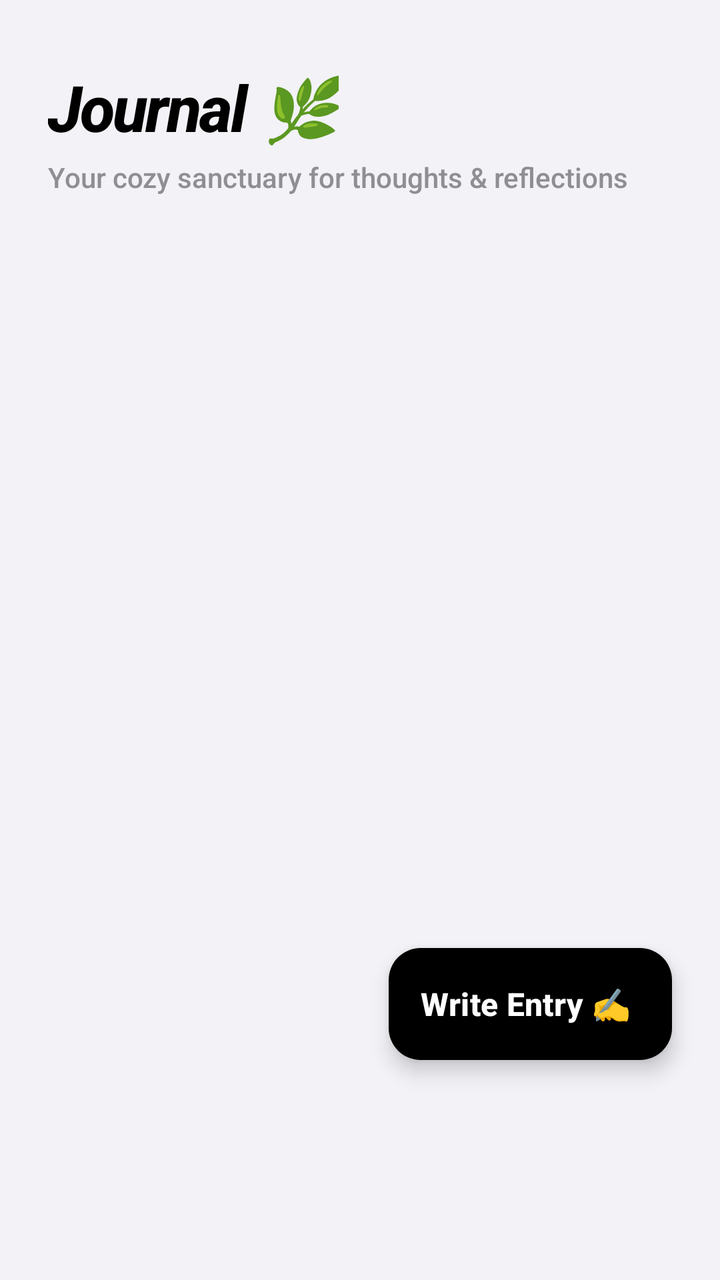
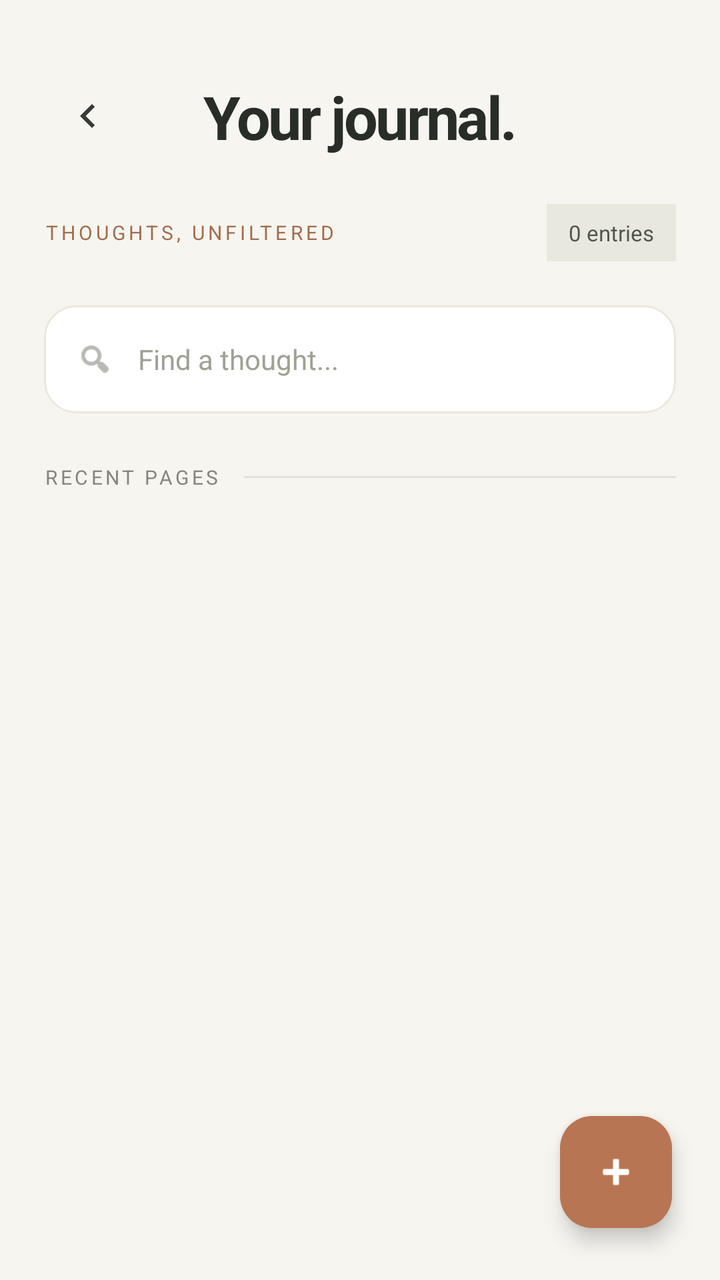

The first picture is an Android layout as it rendered before a commit; the second is the same layout after the commit. The layout source and the unified diff follow.
<!-- AndroidManifest.xml: application theme Theme.Floow -->
<!-- res/layout/fragment_journal.xml -->
<?xml version="1.0" encoding="utf-8"?>
<androidx.constraintlayout.widget.ConstraintLayout xmlns:android="http://schemas.android.com/apk/res/android"
    xmlns:app="http://schemas.android.com/apk/res-auto"
    android:layout_width="match_parent"
    android:layout_height="match_parent"
    android:background="@color/background">

    <TextView
        android:id="@+id/tvHeader"
        android:layout_width="wrap_content"
        android:layout_height="wrap_content"
        android:layout_marginStart="24dp"
        android:layout_marginTop="32dp"
        android:text="Journal 🌿"
        android:typeface="serif"
        android:textStyle="bold|italic"
        android:textSize="32sp"
        android:letterSpacing="-0.03"
        android:textColor="@color/text_primary"
        app:layout_constraintStart_toStartOf="parent"
        app:layout_constraintTop_toTopOf="parent" />

    <TextView
        android:id="@+id/tvSubtitle"
        android:layout_width="wrap_content"
        android:layout_height="wrap_content"
        android:layout_marginStart="24dp"
        android:layout_marginTop="4dp"
        android:text="Your cozy sanctuary for thoughts &amp; reflections"
        android:textColor="@color/text_secondary"
        android:textSize="14sp"
        app:layout_constraintStart_toStartOf="parent"
        app:layout_constraintTop_toBottomOf="@id/tvHeader" />

    <androidx.recyclerview.widget.RecyclerView
        android:id="@+id/rvJournals"
        android:layout_width="0dp"
        android:layout_height="0dp"
        android:layout_marginTop="20dp"
        android:clipToPadding="false"
        android:paddingHorizontal="24dp"
        android:paddingBottom="120dp"
        app:layout_constraintBottom_toBottomOf="parent"
        app:layout_constraintEnd_toEndOf="parent"
        app:layout_constraintStart_toStartOf="parent"
        app:layout_constraintTop_toBottomOf="@id/tvSubtitle" />

    
    <LinearLayout
        android:id="@+id/emptyState"
        android:layout_width="0dp"
        android:layout_height="0dp"
        android:gravity="center"
        android:orientation="vertical"
        android:visibility="gone"
        app:layout_constraintBottom_toBottomOf="parent"
        app:layout_constraintEnd_toEndOf="parent"
        app:layout_constraintStart_toStartOf="parent"
        app:layout_constraintTop_toBottomOf="@id/tvSubtitle">

        <TextView
            android:layout_width="wrap_content"
            android:layout_height="wrap_content"
            android:text="☕"
            android:textSize="64sp" />

        <TextView
            android:layout_width="wrap_content"
            android:layout_height="wrap_content"
            android:layout_marginTop="20dp"
            android:text="Your journal is quiet"
            android:textColor="@color/text_primary"
            android:textSize="22sp"
            android:textStyle="bold" />

        <TextView
            android:layout_width="wrap_content"
            android:layout_height="wrap_content"
            android:layout_marginTop="8dp"
            android:gravity="center"
            android:paddingHorizontal="32dp"
            android:text="Tap the button below to write your first cozy thought."
            android:textColor="@color/text_secondary"
            android:textSize="15sp" />
    </LinearLayout>

    <com.google.android.material.floatingactionbutton.ExtendedFloatingActionButton
        android:id="@+id/btnAddJournal"
        android:layout_width="wrap_content"
        android:layout_height="56dp"
        android:layout_marginBottom="110dp"
        android:layout_marginEnd="24dp"
        android:text="Write Entry ✍️"
        android:textColor="@color/white"
        android:textSize="16sp"
        android:textStyle="bold"
        app:backgroundTint="@color/black"
        app:iconTint="@color/white"
        app:cornerRadius="28dp"
        app:elevation="8dp"
        app:layout_constraintBottom_toBottomOf="parent"
        app:layout_constraintEnd_toEndOf="parent" />

</androidx.constraintlayout.widget.ConstraintLayout>
<!-- resources referenced by this layout -->
<resources>
  <color name="background">#FFF2F2F7</color>
  <color name="black">#FF000000</color>
  <color name="text_primary">#FF000000</color>
  <color name="text_secondary">#FF8E8E93</color>
  <color name="white">#FFFFFFFF</color>
  <style name="Theme.Floow" parent="Theme.Material3.Light.NoActionBar">
          <item name="colorPrimary">@color/accent</item>
          <item name="colorOnPrimary">@color/white</item>
          <item name="android:statusBarColor">@color/background</item>
          <item name="android:windowLightStatusBar">true</item>
          <item name="android:navigationBarColor">@color/background</item>
          <item name="android:windowBackground">@color/background</item>
  
          
          <item name="fontFamily">sans-serif-medium</item>
      </style>
  <color name="accent">#FF007AFF</color>
</resources>

<!-- the commit's change to res/layout/fragment_journal.xml (unified diff, before → after) -->
@@ -1,104 +1,238 @@
 <?xml version="1.0" encoding="utf-8"?>
-<androidx.constraintlayout.widget.ConstraintLayout xmlns:android="http://schemas.android.com/apk/res/android"
+<androidx.coordinatorlayout.widget.CoordinatorLayout
+    xmlns:android="http://schemas.android.com/apk/res/android"
     xmlns:app="http://schemas.android.com/apk/res-auto"
     android:layout_width="match_parent"
     android:layout_height="match_parent"
-    android:background="@color/background">
-
-    <TextView
-        android:id="@+id/tvHeader"
+    android:background="#F7F5F0">
+
+    <LinearLayout
+        android:layout_width="match_parent"
+        android:layout_height="match_parent"
+        android:orientation="vertical"
+        android:paddingStart="22dp"
+        android:paddingEnd="22dp"
+        android:paddingTop="18dp">
+
+        
+        <androidx.constraintlayout.widget.ConstraintLayout
+            android:layout_width="match_parent"
+            android:layout_height="64dp"
+            android:layout_marginTop="8dp">
+
+            <ImageButton
+                android:id="@+id/btnBack"
+                android:layout_width="44dp"
+                android:layout_height="44dp"
+                android:background="?attr/selectableItemBackgroundBorderless"
+                android:contentDescription="Go back"
+                android:padding="10dp"
+                android:src="@drawable/ic_back"
+                app:tint="#373A35"
+                app:layout_constraintStart_toStartOf="parent"
+                app:layout_constraintTop_toTopOf="parent"
+                app:layout_constraintBottom_toBottomOf="parent" />
+
+            <TextView
+                android:id="@+id/tvHeader"
+                android:layout_width="0dp"
+                android:layout_height="wrap_content"
+                android:gravity="center"
+                android:text="Your journal."
+                android:textColor="#292D27"
+                android:textSize="30sp"
+                android:fontFamily="sans-serif"
+                android:textStyle="bold"
+                android:letterSpacing="-0.04"
+                app:layout_constraintStart_toStartOf="parent"
+                app:layout_constraintEnd_toEndOf="parent"
+                app:layout_constraintTop_toTopOf="parent"
+                app:layout_constraintBottom_toBottomOf="parent" />
+
+        </androidx.constraintlayout.widget.ConstraintLayout>
+
+        
+        <LinearLayout
+            android:layout_width="match_parent"
+            android:layout_height="wrap_content"
+            android:layout_marginTop="12dp"
+            android:layout_marginBottom="22dp"
+            android:gravity="center_vertical"
+            android:orientation="horizontal">
+
+            <TextView
+                android:layout_width="0dp"
+                android:layout_height="wrap_content"
+                android:layout_weight="1"
+                android:text="THOUGHTS, UNFILTERED"
+                android:textColor="#A16D4D"
+                android:textSize="10sp"
+                android:letterSpacing="0.17"
+                android:fontFamily="sans-serif-medium" />
+
+            <TextView
+                android:id="@+id/tvEntryCount"
+                android:layout_width="wrap_content"
+                android:layout_height="wrap_content"
+                android:background="#E9E8DF"
+                android:paddingHorizontal="11dp"
+                android:paddingVertical="7dp"
+                android:text="0 entries"
+                android:textColor="#51564B"
+                android:textSize="11sp"
+                android:fontFamily="sans-serif-medium" />
+
+        </LinearLayout>
+
+        
+        <com.google.android.material.card.MaterialCardView
+            android:id="@+id/searchContainer"
+            android:layout_width="match_parent"
+            android:layout_height="54dp"
+            app:cardBackgroundColor="#FFFFFF"
+            app:cardCornerRadius="16dp"
+            app:cardElevation="0dp"
+            app:strokeColor="#EAE7DF"
+            app:strokeWidth="1dp">
+
+            <LinearLayout
+                android:layout_width="match_parent"
+                android:layout_height="match_parent"
+                android:gravity="center_vertical"
+                android:orientation="horizontal"
+                android:paddingStart="16dp"
+                android:paddingEnd="14dp">
+
+                <ImageView
+                    android:layout_width="19dp"
+                    android:layout_height="19dp"
+                    android:contentDescription="Search"
+                    android:src="@android:drawable/ic_menu_search"
+                    app:tint="#888B80" />
+
+                <EditText
+                    android:id="@+id/etSearchNotes"
+                    android:layout_width="0dp"
+                    android:layout_height="match_parent"
+                    android:layout_weight="1"
+                    android:background="@null"
+                    android:hint="Find a thought..."
+                    android:imeOptions="actionSearch"
+                    android:inputType="text"
+                    android:paddingStart="12dp"
+                    android:paddingEnd="4dp"
+                    android:singleLine="true"
+                    android:textColor="#292D27"
+                    android:textColorHint="#A0A196"
+                    android:textSize="14sp" />
+
+            </LinearLayout>
+        </com.google.android.material.card.MaterialCardView>
+
+        
+        <LinearLayout
+            android:layout_width="match_parent"
+            android:layout_height="wrap_content"
+            android:gravity="center_vertical"
+            android:orientation="horizontal"
+            android:paddingTop="25dp"
+            android:paddingBottom="12dp">
+
+            <TextView
+                android:layout_width="wrap_content"
+                android:layout_height="wrap_content"
+                android:text="RECENT PAGES"
+                android:textColor="#85877C"
+                android:textSize="10sp"
+                android:letterSpacing="0.15"
+                android:fontFamily="sans-serif-medium" />
+
+            <View
+                android:layout_width="0dp"
+                android:layout_height="1dp"
+                android:layout_weight="1"
+                android:layout_marginStart="12dp"
+                android:background="#E4E1D8" />
+
+        </LinearLayout>
+
+        
+        <androidx.recyclerview.widget.RecyclerView
+            android:id="@+id/rvJournals"
+            android:layout_width="match_parent"
+            android:layout_height="0dp"
+            android:layout_weight="1"
+            android:clipToPadding="false"
+            android:paddingTop="2dp"
+            android:paddingBottom="100dp"
+            android:scrollbars="none" />
+
+        
+        <LinearLayout
+            android:id="@+id/emptyState"
+            android:layout_width="match_parent"
+            android:layout_height="0dp"
+            android:layout_weight="1"
+            android:gravity="center"
+            android:orientation="vertical"
+            android:paddingHorizontal="28dp"
+            android:paddingBottom="48dp"
+            android:visibility="gone">
+
+            <com.google.android.material.card.MaterialCardView
+                android:layout_width="76dp"
+                android:layout_height="76dp"
+                app:cardBackgroundColor="#EAE8DE"
+                app:cardCornerRadius="25dp"
+                app:cardElevation="0dp">
+
+                <TextView
+                    android:layout_width="match_parent"
+                    android:layout_height="match_parent"
+                    android:gravity="center"
+                    android:text="✎"
+                    android:textColor="#A16D4D"
+                    android:textSize="36sp" />
+
+            </com.google.android.material.card.MaterialCardView>
+
+            <TextView
+                android:layout_width="wrap_content"
+                android:layout_height="wrap_content"
+                android:layout_marginTop="22dp"
+                android:text="A blank page."
+                android:textColor="#292D27"
+                android:textSize="23sp"
+                android:fontFamily="sans-serif"
+                android:textStyle="bold" />
+
+            <TextView
+                android:layout_width="match_parent"
+                android:layout_height="wrap_content"
+                android:layout_marginTop="9dp"
+                android:gravity="center"
+                android:text="Every thought has a place here.\nStart with whatever is on your mind."
+                android:textColor="#7E8076"
+                android:textSize="14sp"
+                android:lineSpacingExtra="4dp" />
+
+        </LinearLayout>
+
+    </LinearLayout>
+
+    
+    <com.google.android.material.floatingactionbutton.FloatingActionButton
+        android:id="@+id/btnAddJournal"
         android:layout_width="wrap_content"
         android:layout_height="wrap_content"
-        android:layout_marginStart="24dp"
-        android:layout_marginTop="32dp"
-        android:text="Journal 🌿"
-        android:typeface="serif"
-        android:textStyle="bold|italic"
-        android:textSize="32sp"
-        android:letterSpacing="-0.03"
-        android:textColor="@color/text_primary"
-        app:layout_constraintStart_toStartOf="parent"
-        app:layout_constraintTop_toTopOf="parent" />
-
-    <TextView
-        android:id="@+id/tvSubtitle"
-        android:layout_width="wrap_content"
-        android:layout_height="wrap_content"
-        android:layout_marginStart="24dp"
-        android:layout_marginTop="4dp"
-        android:text="Your cozy sanctuary for thoughts &amp; reflections"
-        android:textColor="@color/text_secondary"
-        android:textSize="14sp"
-        app:layout_constraintStart_toStartOf="parent"
-        app:layout_constraintTop_toBottomOf="@id/tvHeader" />
-
-    <androidx.recyclerview.widget.RecyclerView
-        android:id="@+id/rvJournals"
-        android:layout_width="0dp"
-        android:layout_height="0dp"
-        android:layout_marginTop="20dp"
-        android:clipToPadding="false"
-        android:paddingHorizontal="24dp"
-        android:paddingBottom="120dp"
-        app:layout_constraintBottom_toBottomOf="parent"
-        app:layout_constraintEnd_toEndOf="parent"
-        app:layout_constraintStart_toStartOf="parent"
-        app:layout_constraintTop_toBottomOf="@id/tvSubtitle" />
-
-    
-    <LinearLayout
-        android:id="@+id/emptyState"
-        android:layout_width="0dp"
-        android:layout_height="0dp"
-        android:gravity="center"
-        android:orientation="vertical"
-        android:visibility="gone"
-        app:layout_constraintBottom_toBottomOf="parent"
-        app:layout_constraintEnd_toEndOf="parent"
-        app:layout_constraintStart_toStartOf="parent"
-        app:layout_constraintTop_toBottomOf="@id/tvSubtitle">
-
-        <TextView
-            android:layout_width="wrap_content"
-            android:layout_height="wrap_content"
-            android:text="☕"
-            android:textSize="64sp" />
-
-        <TextView
-            android:layout_width="wrap_content"
-            android:layout_height="wrap_content"
-            android:layout_marginTop="20dp"
-            android:text="Your journal is quiet"
-            android:textColor="@color/text_primary"
-            android:textSize="22sp"
-            android:textStyle="bold" />
-
-        <TextView
-            android:layout_width="wrap_content"
-            android:layout_height="wrap_content"
-            android:layout_marginTop="8dp"
-            android:gravity="center"
-            android:paddingHorizontal="32dp"
-            android:text="Tap the button below to write your first cozy thought."
-            android:textColor="@color/text_secondary"
-            android:textSize="15sp" />
-    </LinearLayout>
-
-    <com.google.android.material.floatingactionbutton.ExtendedFloatingActionButton
-        android:id="@+id/btnAddJournal"
-        android:layout_width="wrap_content"
-        android:layout_height="56dp"
-        android:layout_marginBottom="110dp"
+        android:layout_gravity="bottom|end"
         android:layout_marginEnd="24dp"
-        android:text="Write Entry ✍️"
-        android:textColor="@color/white"
-        android:textSize="16sp"
-        android:textStyle="bold"
-        app:backgroundTint="@color/black"
-        app:iconTint="@color/white"
-        app:cornerRadius="28dp"
-        app:elevation="8dp"
-        app:layout_constraintBottom_toBottomOf="parent"
-        app:layout_constraintEnd_toEndOf="parent" />
-
-</androidx.constraintlayout.widget.ConstraintLayout>
+        android:layout_marginBottom="26dp"
+        android:contentDescription="Write a new journal entry"
+        android:src="@android:drawable/ic_input_add"
+        app:backgroundTint="#B87553"
+        app:elevation="6dp"
+        app:tint="#FFFFFF"
+        app:useCompatPadding="true" />
+
+</androidx.coordinatorlayout.widget.CoordinatorLayout>
<!-- resource entries referenced after the edit -->
@@ -1,9 +1,17 @@
 <!-- resources referenced by this layout -->
 <resources>
-  <color name="background">#FFF2F2F7</color>
-  <color name="black">#FF000000</color>
-  <color name="text_primary">#FF000000</color>
-  <color name="text_secondary">#FF8E8E93</color>
+  <!-- drawable ic_back (drawable) -->
+  <?xml version="1.0" encoding="utf-8"?>
+  <vector xmlns:android="http://schemas.android.com/apk/res/android"
+      android:width="24dp"
+      android:height="24dp"
+      android:viewportWidth="24"
+      android:viewportHeight="24">
+      <path
+          android:fillColor="#2C2C2C"
+          android:pathData="M15.41,7.41L14,6l-6,6 6,6 1.41,-1.41L10.83,12z"/>
+  </vector>
+  <color name="background">#FFF8F7FC</color>
   <color name="white">#FFFFFFFF</color>
   <style name="Theme.Floow" parent="Theme.Material3.Light.NoActionBar">
           <item name="colorPrimary">@color/accent</item>
@@ -14,7 +22,8 @@
           <item name="android:windowBackground">@color/background</item>
   
           
-          <item name="fontFamily">sans-serif-medium</item>
+          <item name="fontFamily">sans-serif</item>
+          <item name="android:fontFamily">sans-serif</item>
       </style>
   <color name="accent">#FF007AFF</color>
 </resources>
